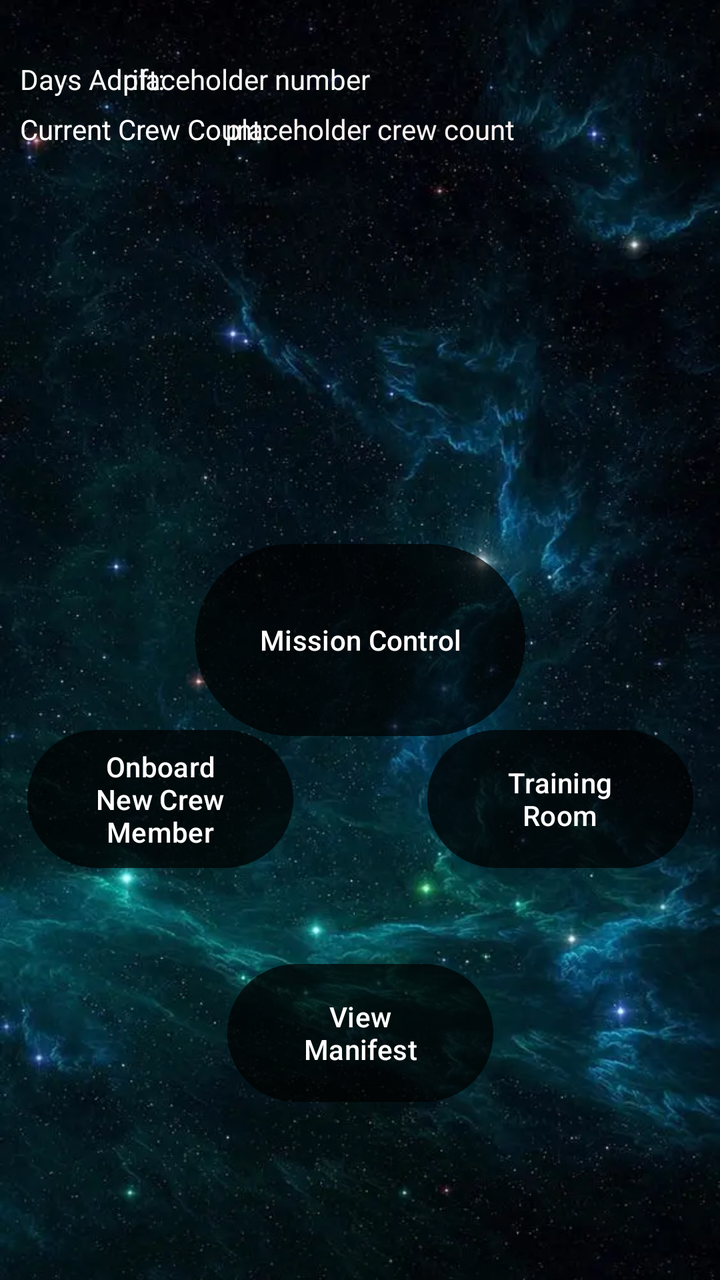
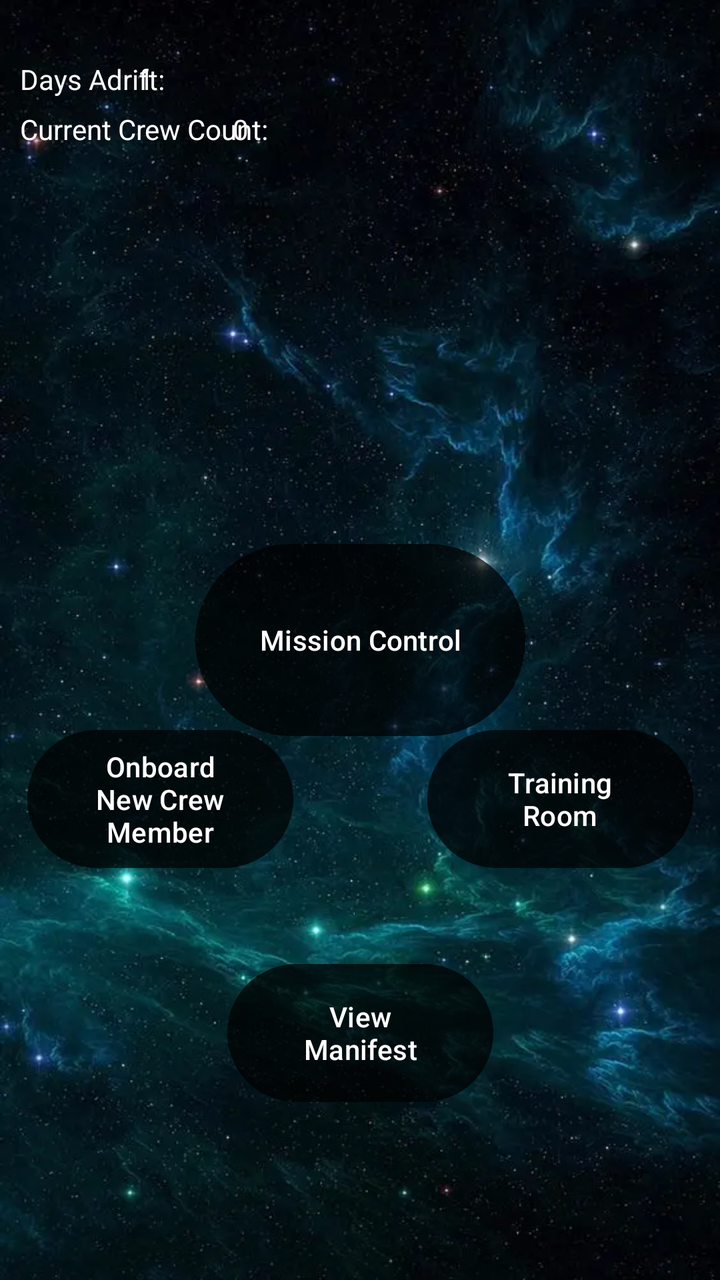

Before-and-after screenshots of an Android layout around one commit, followed by the original layout XML and the change that was made.
<!-- AndroidManifest.xml: application theme Theme.PROJECT -->
<!-- res/layout/main_menu.xml -->
<?xml version="1.0" encoding="utf-8"?>
<androidx.constraintlayout.widget.ConstraintLayout xmlns:android="http://schemas.android.com/apk/res/android"
    xmlns:app="http://schemas.android.com/apk/res-auto"
    xmlns:tools="http://schemas.android.com/tools"
    android:layout_width="match_parent"
    android:layout_height="match_parent"
    android:background="@drawable/space_background">


    <Button
        android:id="@+id/onboard_crew_button"
        android:layout_width="133dp"
        android:layout_height="77dp"
        android:layout_marginEnd="200dp"
        android:layout_marginBottom="40dp"
        android:backgroundTint="#77000000"
        android:text="Onboard New Crew Member"
        app:layout_constraintBottom_toTopOf="@+id/passenger_manifest_button"
        app:layout_constraintEnd_toEndOf="parent"
        app:layout_constraintStart_toStartOf="parent" />

    <Button
        android:id="@+id/training_room_button"
        android:layout_width="133dp"
        android:layout_height="77dp"
        android:layout_marginStart="200dp"
        android:layout_marginBottom="40dp"
        android:backgroundTint="#78000000"
        android:text="Training Room"
        app:layout_constraintBottom_toTopOf="@+id/passenger_manifest_button"
        app:layout_constraintEnd_toEndOf="parent"
        app:layout_constraintStart_toStartOf="parent" />

    <Button
        android:id="@+id/passenger_manifest_button"
        android:layout_width="133dp"
        android:layout_height="77dp"
        android:layout_marginBottom="85dp"
        android:backgroundTint="#77000000"
        android:text="View Manifest"
        app:layout_constraintBottom_toBottomOf="parent"
        app:layout_constraintEnd_toEndOf="parent"
        app:layout_constraintStart_toStartOf="parent" />

    <Button
        android:id="@+id/mission_control_button"
        android:layout_width="165dp"
        android:layout_height="104dp"
        android:backgroundTint="#78000000"
        android:text="Mission Control"
        app:layout_constraintBottom_toBottomOf="parent"
        app:layout_constraintEnd_toEndOf="parent"
        app:layout_constraintStart_toStartOf="parent"
        app:layout_constraintTop_toTopOf="parent" />

    <TextView
        android:id="@+id/days_on_board_text"
        android:layout_width="wrap_content"
        android:layout_height="wrap_content"
        android:layout_marginStart="10dp"
        android:layout_marginTop="30dp"
        android:text="Days Adrift: "
        android:textColor="#FAFAFA"
        app:layout_constraintStart_toStartOf="parent"
        app:layout_constraintTop_toTopOf="parent" />

    <TextView
        android:id="@+id/days_adrift_number"
        android:layout_width="wrap_content"
        android:layout_height="wrap_content"
        android:layout_marginStart="-200dp"
        android:layout_marginTop="30dp"
        android:text="placeholder number"
        android:textColor="#F6F6F6"
        app:layout_constraintEnd_toEndOf="parent"
        app:layout_constraintStart_toEndOf="@+id/days_on_board_text"
        app:layout_constraintTop_toTopOf="parent" />

    <TextView
        android:id="@+id/current_crew_count_text"
        android:layout_width="wrap_content"
        android:layout_height="wrap_content"
        android:layout_marginStart="10dp"
        android:layout_marginTop="55dp"
        android:text="Current Crew Count:"
        android:textColor="#FFFFFF"
        app:layout_constraintStart_toStartOf="parent"
        app:layout_constraintTop_toTopOf="parent" />

    <TextView
        android:id="@+id/current_crew_count_number_text"
        android:layout_width="wrap_content"
        android:layout_height="wrap_content"
        android:layout_marginStart="10dp"
        android:layout_marginTop="55dp"
        android:text="placeholder crew count"
        android:textColor="#F8F1F1"
        app:layout_constraintEnd_toEndOf="parent"
        app:layout_constraintStart_toStartOf="parent"
        app:layout_constraintTop_toTopOf="parent" />

</androidx.constraintlayout.widget.ConstraintLayout>
<!-- resources referenced by this layout -->
<resources>
  <!-- drawable space_background: webp bitmap (drawable, 55618 bytes) -->
  <style name="Theme.PROJECT" parent="Base.Theme.PROJECT" />
  <style name="Base.Theme.PROJECT" parent="Theme.Material3.DayNight.NoActionBar">
          
          
      </style>
</resources>

<!-- the commit's change to res/layout/main_menu.xml (unified diff, before → after) -->
@@ -68,9 +68,9 @@
         android:id="@+id/days_adrift_number"
         android:layout_width="wrap_content"
         android:layout_height="wrap_content"
-        android:layout_marginStart="-200dp"
+        android:layout_marginStart="-300dp"
         android:layout_marginTop="30dp"
-        android:text="placeholder number"
+        android:text="1"
         android:textColor="#F6F6F6"
         app:layout_constraintEnd_toEndOf="parent"
         app:layout_constraintStart_toEndOf="@+id/days_on_board_text"
@@ -91,9 +91,9 @@
         android:id="@+id/current_crew_count_number_text"
         android:layout_width="wrap_content"
         android:layout_height="wrap_content"
-        android:layout_marginStart="10dp"
+        android:layout_marginStart="-120dp"
         android:layout_marginTop="55dp"
-        android:text="placeholder crew count"
+        android:text="0"
         android:textColor="#F8F1F1"
         app:layout_constraintEnd_toEndOf="parent"
         app:layout_constraintStart_toStartOf="parent"
